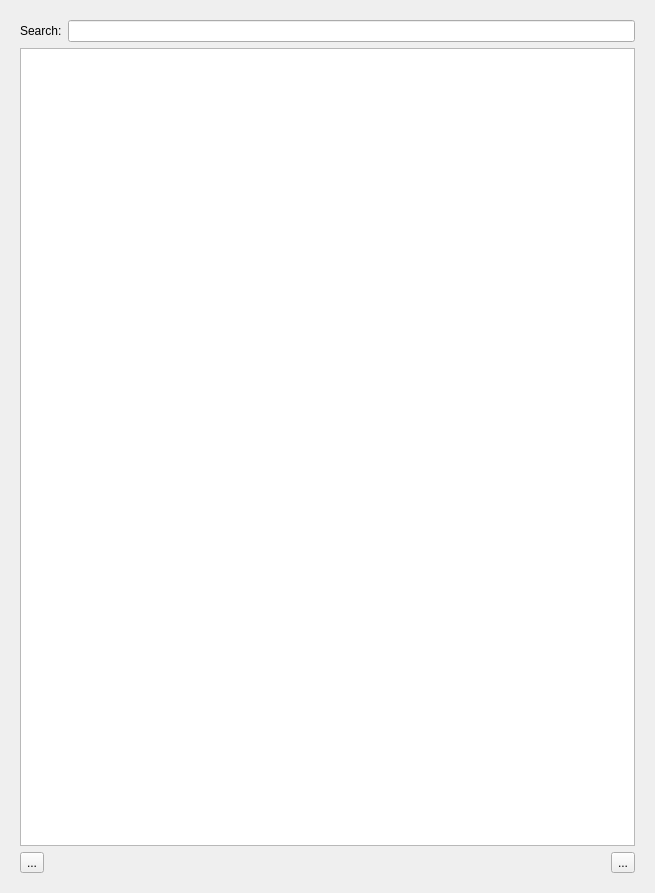
Above: src/libraries/rwidgets/docks/antagonistboard.ui from Rolisteam/rolisteam before the change. Below: the same form after it.
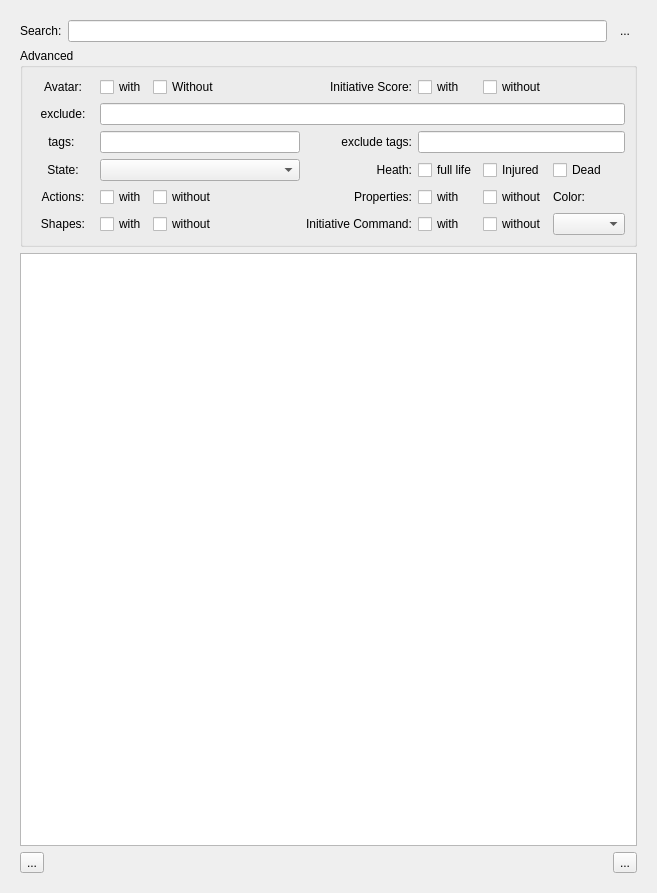
That is the form after the change. Icons and pictures are not drawn. Custom widgets are drawn as their Qt base class.

The edit to the form file:
```diff
--- a/src/libraries/rwidgets/docks/antagonistboard.ui
+++ b/src/libraries/rwidgets/docks/antagonistboard.ui
@@ -6,7 +6,7 @@
    <rect>
     <x>0</x>
     <y>0</y>
-    <width>655</width>
+    <width>657</width>
     <height>893</height>
    </rect>
   </property>
@@ -33,8 +33,264 @@
          <item>
           <widget class="QLineEdit" name="m_searchLine"/>
          </item>
+         <item>
+          <widget class="QToolButton" name="m_advencedBtn">
+           <property name="text">
+            <string>...</string>
+           </property>
+           <property name="checkable">
+            <bool>true</bool>
+           </property>
+           <property name="autoRaise">
+            <bool>true</bool>
+           </property>
+          </widget>
+         </item>
         </layout>
        </item>
+       <item>
+        <widget class="QGroupBox" name="m_advencedGroup">
+         <property name="title">
+          <string>Advanced</string>
+         </property>
+         <layout class="QGridLayout" name="gridLayout_2">
+          <item row="0" column="4">
+           <widget class="QCheckBox" name="m_withoutAvatar">
+            <property name="text">
+             <string>Without</string>
+            </property>
+           </widget>
+          </item>
+          <item row="4" column="3">
+           <widget class="QCheckBox" name="m_withActions">
+            <property name="text">
+             <string>with</string>
+            </property>
+           </widget>
+          </item>
+          <item row="0" column="0" colspan="3">
+           <widget class="QLabel" name="label_2">
+            <property name="text">
+             <string>Avatar:</string>
+            </property>
+            <property name="alignment">
+             <set>Qt::AlignCenter</set>
+            </property>
+           </widget>
+          </item>
+          <item row="1" column="0" colspan="3">
+           <widget class="QLabel" name="label_11">
+            <property name="text">
+             <string>exclude:</string>
+            </property>
+            <property name="alignment">
+             <set>Qt::AlignCenter</set>
+            </property>
+           </widget>
+          </item>
+          <item row="2" column="0" colspan="3">
+           <widget class="QLabel" name="label_12">
+            <property name="text">
+             <string>tags: </string>
+            </property>
+            <property name="alignment">
+             <set>Qt::AlignCenter</set>
+            </property>
+           </widget>
+          </item>
+          <item row="4" column="0" colspan="3">
+           <widget class="QLabel" name="label_15">
+            <property name="text">
+             <string>Actions:</string>
+            </property>
+            <property name="alignment">
+             <set>Qt::AlignCenter</set>
+            </property>
+           </widget>
+          </item>
+          <item row="2" column="3" colspan="5">
+           <widget class="QLineEdit" name="m_tags"/>
+          </item>
+          <item row="3" column="0" colspan="3">
+           <widget class="QLabel" name="label_14">
+            <property name="text">
+             <string>State:</string>
+            </property>
+            <property name="alignment">
+             <set>Qt::AlignCenter</set>
+            </property>
+           </widget>
+          </item>
+          <item row="0" column="3">
+           <widget class="QCheckBox" name="m_withAvatar">
+            <property name="text">
+             <string>with</string>
+            </property>
+           </widget>
+          </item>
+          <item row="5" column="3">
+           <widget class="QCheckBox" name="m_withShape">
+            <property name="text">
+             <string>with</string>
+            </property>
+           </widget>
+          </item>
+          <item row="5" column="4">
+           <widget class="QCheckBox" name="m_withoutShape">
+            <property name="text">
+             <string>without</string>
+            </property>
+           </widget>
+          </item>
+          <item row="2" column="8">
+           <widget class="QLabel" name="label_13">
+            <property name="text">
+             <string>exclude tags:</string>
+            </property>
+            <property name="alignment">
+             <set>Qt::AlignRight|Qt::AlignTrailing|Qt::AlignVCenter</set>
+            </property>
+           </widget>
+          </item>
+          <item row="3" column="3" colspan="5">
+           <widget class="QComboBox" name="m_currentState"/>
+          </item>
+          <item row="3" column="8">
+           <widget class="QLabel" name="label_17">
+            <property name="text">
+             <string>Heath:</string>
+            </property>
+            <property name="alignment">
+             <set>Qt::AlignRight|Qt::AlignTrailing|Qt::AlignVCenter</set>
+            </property>
+           </widget>
+          </item>
+          <item row="3" column="9">
+           <widget class="QCheckBox" name="m_fullHealth">
+            <property name="text">
+             <string>full life</string>
+            </property>
+           </widget>
+          </item>
+          <item row="3" column="10">
+           <widget class="QCheckBox" name="m_injured">
+            <property name="text">
+             <string>Injured</string>
+            </property>
+           </widget>
+          </item>
+          <item row="3" column="11">
+           <widget class="QCheckBox" name="m_healthMin">
+            <property name="text">
+             <string>Dead</string>
+            </property>
+           </widget>
+          </item>
+          <item row="4" column="4">
+           <widget class="QCheckBox" name="m_withoutAction">
+            <property name="text">
+             <string>without</string>
+            </property>
+           </widget>
+          </item>
+          <item row="0" column="10">
+           <widget class="QCheckBox" name="m_withoutInit">
+            <property name="text">
+             <string>without</string>
+            </property>
+           </widget>
+          </item>
+          <item row="0" column="9">
+           <widget class="QCheckBox" name="m_withInit">
+            <property name="text">
+             <string>with</string>
+            </property>
+           </widget>
+          </item>
+          <item row="0" column="6" colspan="3">
+           <widget class="QLabel" name="label_16">
+            <property name="text">
+             <string>Initiative Score:</string>
+            </property>
+            <property name="alignment">
+             <set>Qt::AlignRight|Qt::AlignTrailing|Qt::AlignVCenter</set>
+            </property>
+           </widget>
+          </item>
+          <item row="4" column="10">
+           <widget class="QCheckBox" name="m_withoutProperties">
+            <property name="text">
+             <string>without</string>
+            </property>
+           </widget>
+          </item>
+          <item row="5" column="10">
+           <widget class="QCheckBox" name="m_withoutInitCmd">
+            <property name="text">
+             <string>without</string>
+            </property>
+           </widget>
+          </item>
+          <item row="4" column="9">
+           <widget class="QCheckBox" name="m_withProperties">
+            <property name="text">
+             <string>with</string>
+            </property>
+           </widget>
+          </item>
+          <item row="5" column="9">
+           <widget class="QCheckBox" name="m_withInitCmd">
+            <property name="text">
+             <string>with</string>
+            </property>
+           </widget>
+          </item>
+          <item row="4" column="8">
+           <widget class="QLabel" name="label_19">
+            <property name="text">
+             <string>Properties:</string>
+            </property>
+            <property name="alignment">
+             <set>Qt::AlignRight|Qt::AlignTrailing|Qt::AlignVCenter</set>
+            </property>
+           </widget>
+          </item>
+          <item row="5" column="8">
+           <widget class="QLabel" name="label_20">
+            <property name="text">
+             <string>Initiative Command:</string>
+            </property>
+           </widget>
+          </item>
+          <item row="2" column="9" colspan="3">
+           <widget class="QLineEdit" name="m_exludedTags"/>
+          </item>
+          <item row="1" column="3" colspan="9">
+           <widget class="QLineEdit" name="m_textToExclude"/>
+          </item>
+          <item row="5" column="0" colspan="3">
+           <widget class="QLabel" name="label_18">
+            <property name="text">
+             <string>Shapes:</string>
+            </property>
+            <property name="alignment">
+             <set>Qt::AlignCenter</set>
+            </property>
+           </widget>
+          </item>
+          <item row="5" column="11">
+           <widget class="QComboBox" name="m_colorCombo"/>
+          </item>
+          <item row="4" column="11">
+           <widget class="QLabel" name="label_21">
+            <property name="text">
+             <string>Color:</string>
+            </property>
+           </widget>
+          </item>
+         </layout>
+        </widget>
+       </item>
        <item>
         <widget class="DragableTableView" name="m_antogonistView">
          <property name="alternatingRowColors">
```
Left out of the diff: 31 changed lines with no effect on the pictures.
